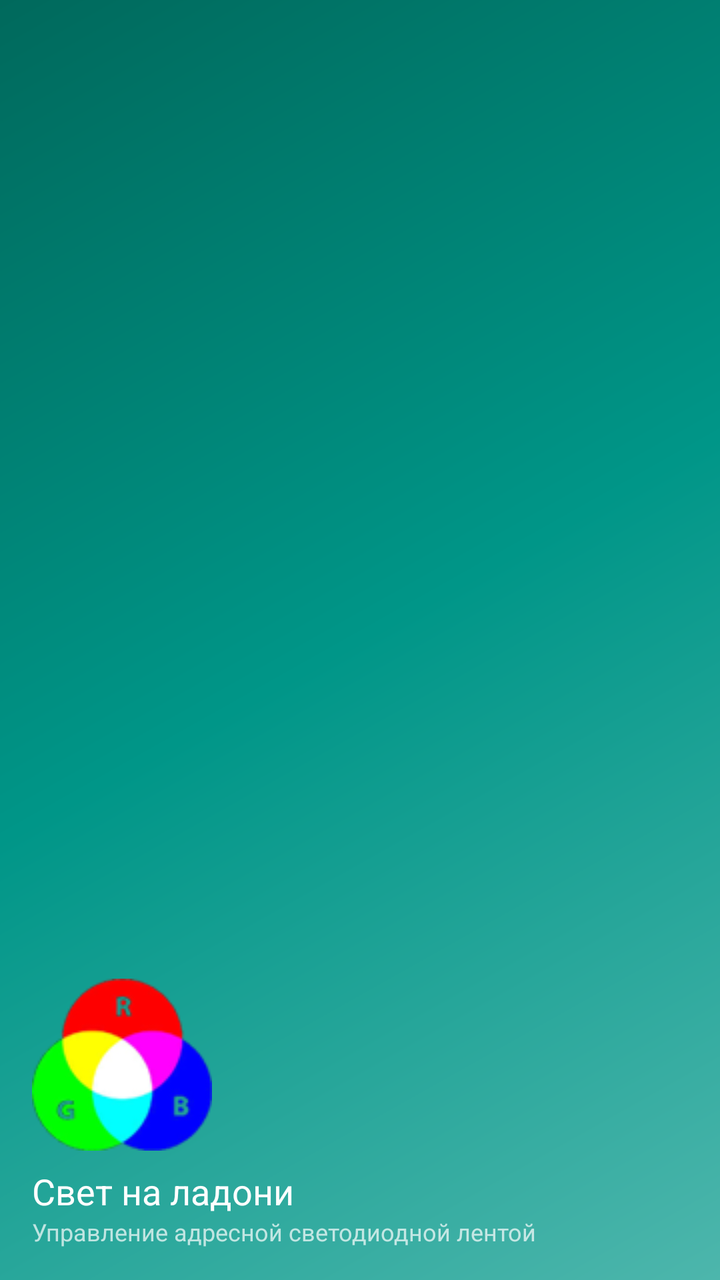
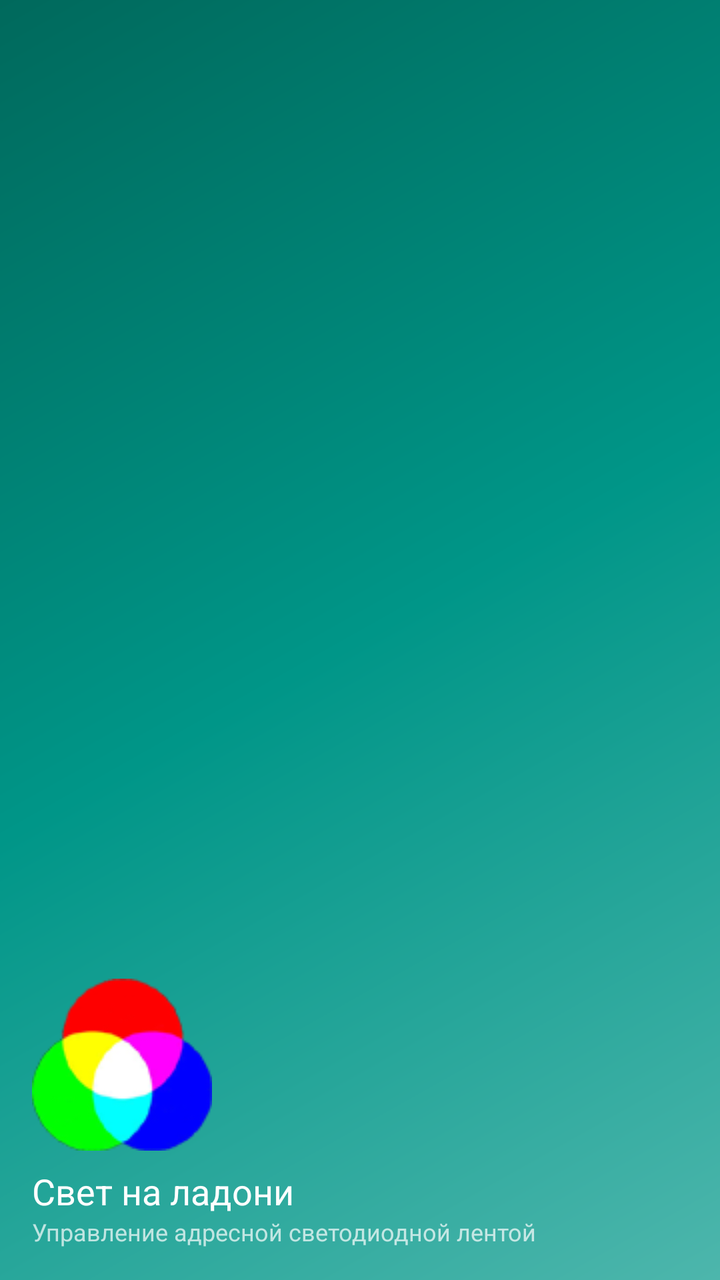

Compare the two renders of this Android layout. The source of the first and the diff that turns it into the second are given below.
<!-- AndroidManifest.xml: application theme Theme.AdressLentaWiFi -->
<!-- res/layout/nav_header_main.xml -->
<?xml version="1.0" encoding="utf-8"?>
<LinearLayout xmlns:android="http://schemas.android.com/apk/res/android"
    xmlns:app="http://schemas.android.com/apk/res-auto"
    android:layout_width="match_parent"
    android:layout_height="@dimen/nav_header_height"
    android:background="@drawable/side_nav_bar"
    android:gravity="bottom"
    android:orientation="vertical"
    android:paddingLeft="@dimen/activity_horizontal_margin"
    android:paddingTop="@dimen/activity_vertical_margin"
    android:paddingRight="@dimen/activity_horizontal_margin"
    android:paddingBottom="@dimen/activity_vertical_margin"
    android:theme="@style/ThemeOverlay.AppCompat.Dark">

    <ImageView
        android:id="@+id/imageView"
        android:layout_width="wrap_content"
        android:layout_height="wrap_content"
        android:contentDescription="@string/nav_header_desc"
        android:paddingTop="@dimen/nav_header_vertical_spacing"
        app:srcCompat="@drawable/trio90" />

    <TextView
        android:layout_width="match_parent"
        android:layout_height="wrap_content"
        android:paddingTop="@dimen/nav_header_vertical_spacing"
        android:text="@string/nav_header_title"
        android:textAppearance="@style/TextAppearance.AppCompat.Body1"
        android:textSize="18sp"/>

    <TextView
        android:id="@+id/tvVariant"
        android:layout_width="wrap_content"
        android:layout_height="wrap_content"
        android:text="@string/nav_header_subtitle"
        android:textSize="12sp"/>

</LinearLayout>
<!-- resources referenced by this layout -->
<resources>
  <dimen name="activity_horizontal_margin">16dp</dimen>
  <dimen name="activity_vertical_margin">16dp</dimen>
  <dimen name="nav_header_height">230dp</dimen>
  <dimen name="nav_header_vertical_spacing">8dp</dimen>
  <!-- drawable side_nav_bar (drawable-v24) -->
  <shape xmlns:android="http://schemas.android.com/apk/res/android"
      android:shape="rectangle">
      <gradient
          android:angle="135"
          android:centerColor="#009688"
          android:endColor="#00695C"
          android:startColor="#4DB6AC"
          android:type="linear" />
  </shape>
  <!-- drawable trio90: png bitmap (drawable, 11560 bytes) -->
  <string name="nav_header_desc">Navigation header</string>
  <string name="nav_header_subtitle">Управление адресной светодиодной лентой</string>
  <string name="nav_header_title">Свет на ладони</string>
  <style name="Theme.AdressLentaWiFi" parent="Theme.MaterialComponents.Light.NoActionBar">
  
  
  
  
  
  
  
  
  
  
  
          
          <item name="colorPrimary">@color/colorPrimaryBlack</item>
          <item name="colorPrimaryVariant">@color/colorPrimaryDarkBlack</item>
          <item name="colorOnPrimary">@color/colorAccentBlack</item>
          
          <item name="colorSecondary">@color/teal_200</item>
          <item name="colorSecondaryVariant">@color/teal_700</item>
          <item name="colorOnSecondary">@color/black</item>
          
          <item name="android:statusBarColor" tools:targetApi="l">?attr/colorPrimaryVariant</item>
          
          <item name="colorBottomIcon">@android:color/white</item>
      </style>
  <color name="colorPrimaryBlack">#5C5C5C</color>
  <color name="colorPrimaryDarkBlack">#212121</color>
  <color name="colorAccentBlack">#5677fc</color>
  <color name="teal_200">#FF03DAC5</color>
  <color name="teal_700">#FF018786</color>
  <color name="black">#FF000000</color>
</resources>

<!-- the commit's change to res/layout/nav_header_main.xml (unified diff, before → after) -->
@@ -18,7 +18,7 @@
         android:layout_height="wrap_content"
         android:contentDescription="@string/nav_header_desc"
         android:paddingTop="@dimen/nav_header_vertical_spacing"
-        app:srcCompat="@drawable/trio90" />
+        app:srcCompat="@drawable/trio_90" />
 
     <TextView
         android:layout_width="match_parent"
<!-- resource entries referenced after the edit -->
@@ -14,7 +14,7 @@
           android:startColor="#4DB6AC"
           android:type="linear" />
   </shape>
-  <!-- drawable trio90: png bitmap (drawable, 11560 bytes) -->
+  <!-- drawable trio_90: png bitmap (drawable, 9511 bytes) -->
   <string name="nav_header_desc">Navigation header</string>
   <string name="nav_header_subtitle">Управление адресной светодиодной лентой</string>
   <string name="nav_header_title">Свет на ладони</string>
